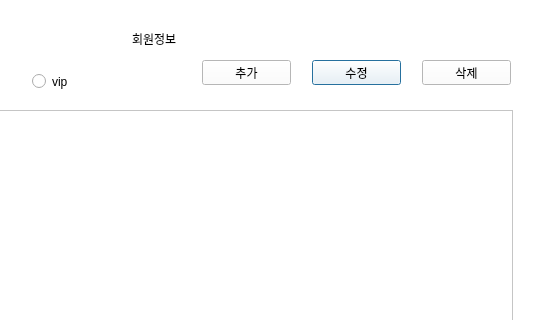
This is server/memberlist.ui in rentacar-4team/rentacar as Qt 5 draws it before an edit; both pictures show x 208 to 767 and y 0 to 320 of the 767 by 604 pixel window. The edited form follows.
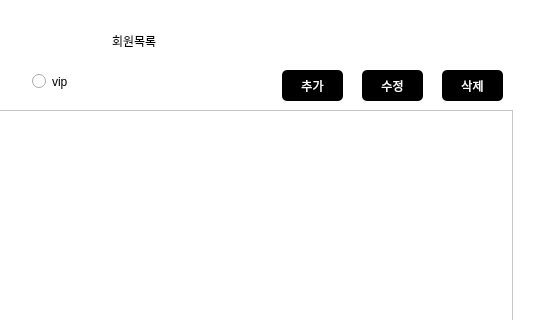
This is the edited form.

Patch:
```diff
--- a/server/memberlist.ui
+++ b/server/memberlist.ui
@@ -19,25 +19,33 @@
   <widget class="QLabel" name="label">
    <property name="geometry">
     <rect>
-     <x>340</x>
-     <y>30</y>
-     <width>67</width>
-     <height>17</height>
+     <x>320</x>
+     <y>10</y>
+     <width>131</width>
+     <height>61</height>
     </rect>
    </property>
+   <property name="styleSheet">
+    <string notr="true">font: 75 20pt &quot;ori1Uni&quot;;</string>
+   </property>
    <property name="text">
-    <string>회원정보</string>
+    <string>회원목록</string>
    </property>
   </widget>
   <widget class="QPushButton" name="edit_btn">
    <property name="geometry">
     <rect>
-     <x>520</x>
-     <y>60</y>
-     <width>89</width>
-     <height>25</height>
+     <x>570</x>
+     <y>70</y>
+     <width>61</width>
+     <height>31</height>
     </rect>
    </property>
+   <property name="styleSheet">
+    <string notr="true">background-color: rgb(0, 0, 0);
+color: rgb(255, 255, 255);
+border-radius: 5px;</string>
+   </property>
    <property name="text">
     <string>수정</string>
    </property>
@@ -45,12 +53,17 @@
   <widget class="QPushButton" name="delete_btn">
    <property name="geometry">
     <rect>
-     <x>630</x>
-     <y>60</y>
-     <width>89</width>
-     <height>25</height>
+     <x>650</x>
+     <y>70</y>
+     <width>61</width>
+     <height>31</height>
     </rect>
    </property>
+   <property name="styleSheet">
+    <string notr="true">background-color: rgb(0, 0, 0);
+color: rgb(255, 255, 255);
+border-radius: 5px;</string>
+   </property>
    <property name="text">
     <string>삭제</string>
    </property>
@@ -110,12 +123,17 @@
   <widget class="QPushButton" name="new_btn">
    <property name="geometry">
     <rect>
-     <x>410</x>
-     <y>60</y>
-     <width>89</width>
-     <height>25</height>
+     <x>490</x>
+     <y>70</y>
+     <width>61</width>
+     <height>31</height>
     </rect>
    </property>
+   <property name="styleSheet">
+    <string notr="true">background-color: rgb(0, 0, 0);
+color: rgb(255, 255, 255);
+border-radius: 5px;</string>
+   </property>
    <property name="text">
     <string>추가</string>
    </property>
```
Left out of the diff: 9 changed lines with no effect on the pictures.
